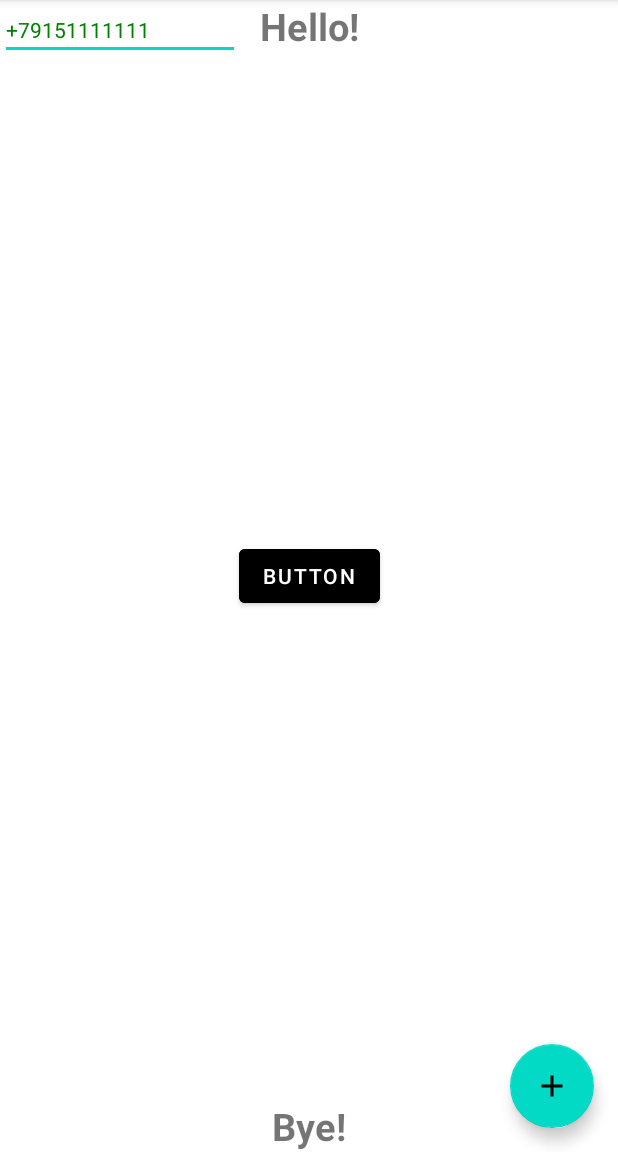
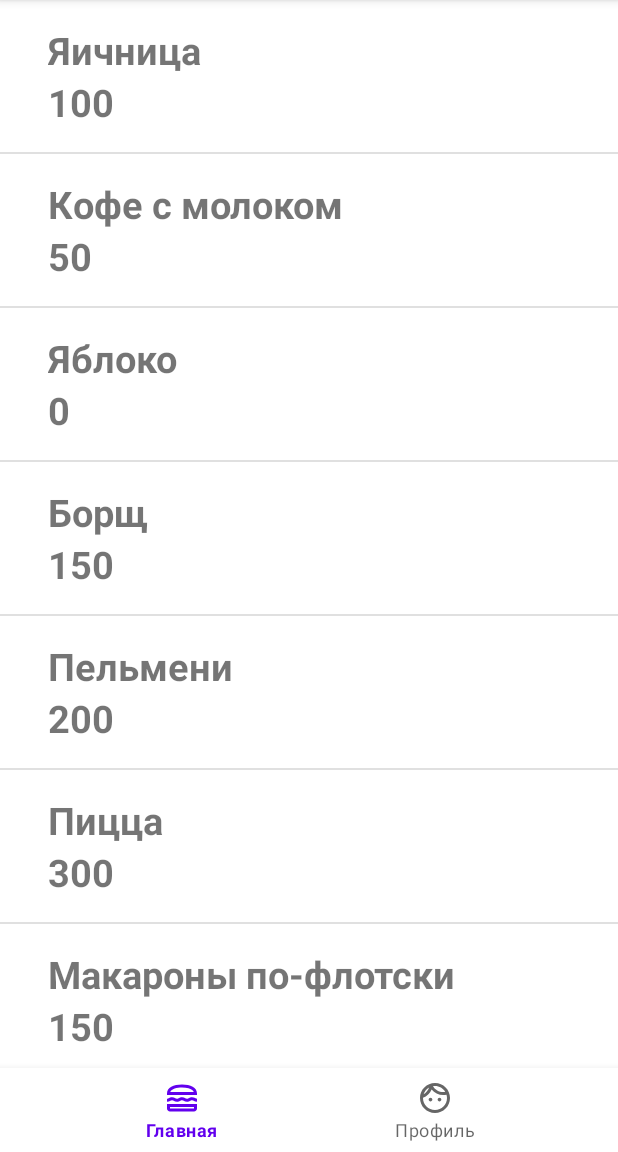
Before and after one commit to dsplushka/healthyvess, an Android app: the screen it shows after launch (MainActivity), on a phone screen of 412 x 824 dp, the part 84-1236 px from its top. Run offline under Robolectric (Android 15) with nearby library versions, the phone set to English and light mode, and no system bars.

Commit message:
final project

```diff
--- a/app/build.gradle
+++ b/app/build.gradle
@@ -1,6 +1,7 @@
 plugins {
     id 'com.android.application'
     id 'kotlin-android'
+    id 'kotlin-android-extensions'
 }
 
 android {
@@ -37,6 +38,8 @@ dependencies {
     implementation 'androidx.appcompat:appcompat:1.4.0'
     implementation 'com.google.android.material:material:1.4.0'
     implementation 'androidx.constraintlayout:constraintlayout:2.1.2'
+    implementation 'androidx.legacy:legacy-support-v4:1.0.0'
+    implementation 'androidx.fragment:fragment-ktx:1.0.0'
     testImplementation 'junit:junit:4.+'
     androidTestImplementation 'androidx.test.ext:junit:1.1.3'
     androidTestImplementation 'androidx.test.espresso:espresso-core:3.4.0'
--- /dev/null
+++ b/app/src/main/java/com/darushina/healthyvess/ListAdapter.kt
@@ -0,0 +1,43 @@
+package com.darushina.healthyvess
+
+import android.view.LayoutInflater
+import android.view.ViewGroup
+import android.widget.TextView
+import androidx.recyclerview.widget.RecyclerView
+
+class ListAdapter(private val mealList: List<Meal>) : RecyclerView.Adapter<MealViewHolder>() {
+
+    override fun onCreateViewHolder(parent: ViewGroup, viewType: Int): MealViewHolder {
+        val inflater = LayoutInflater.from(parent.context)
+        return MealViewHolder(inflater, parent)
+    }
+
+    override fun onBindViewHolder(holder: MealViewHolder, position: Int) {
+        val meal: Meal = mealList[position]
+        holder.bind(meal)
+
+    }
+
+    override fun getItemCount(): Int = mealList.size
+
+}
+
+class MealViewHolder(inflater: LayoutInflater, parent: ViewGroup) :
+    RecyclerView.ViewHolder(inflater.inflate(R.layout.list_item, parent, false)) {
+    private var mTitleView: TextView? = null
+    private var mCholesterolView: TextView? = null
+
+
+    init {
+        mTitleView = itemView.findViewById(R.id.list_title)
+        mCholesterolView = itemView.findViewById(R.id.list_cholesterol)
+    }
+
+    fun bind(meal: Meal) {
+        mTitleView?.text = meal.title
+        mCholesterolView?.text = meal.cholesterol.toString()
+
+
+    }
+
+}
--- a/app/src/main/java/com/darushina/healthyvess/MainActivity.kt
+++ b/app/src/main/java/com/darushina/healthyvess/MainActivity.kt
@@ -1,45 +1,55 @@
 package com.darushina.healthyvess
 
+import android.os.Bundle
+import android.os.PersistableBundle
+import android.view.LayoutInflater
+import android.view.ViewGroup
+import android.widget.TextView
 import androidx.appcompat.app.AppCompatActivity
-import android.os.Bundle
-import android.util.Log
+import androidx.fragment.app.Fragment
+import androidx.recyclerview.widget.RecyclerView
+import com.google.android.material.bottomnavigation.BottomNavigationView
 
-const val TAG = "MainActivity"
+private const val LAST_SCREEN = "screen"
 
 class MainActivity : AppCompatActivity() {
+
+    lateinit var bottomNavigationMenu:BottomNavigationView
+
     override fun onCreate(savedInstanceState: Bundle?) {
         super.onCreate(savedInstanceState)
         setContentView(R.layout.activity_main)
-        Log.d(TAG, "Ты видел деву на скале\n" +
-                "В одежде белой над волнами")
+        bottomNavigationMenu = findViewById(R.id.bottom_navigation_menu)
+
+        bottomNavigationMenu.setOnItemSelectedListener { item ->
+            var fragment: Fragment? = null
+            when (item.itemId) {
+                R.id.home -> {
+                    fragment=MainFragment()
+                }
+                R.id.user -> {
+                    fragment=UserFragment()
+                }
+            }
+            replaceFragment(fragment!!)
+
+            true
+        }
+        bottomNavigationMenu.selectedItemId = savedInstanceState?.getInt(LAST_SCREEN) ?: R.id.home
     }
-    override fun onStart() {
-        super.onStart()
-        Log.d(TAG, "Когда, бушуя в бурной мгле,\n" +
-                "Играло море с берегами,")
+
+    override fun onSaveInstanceState(outState: Bundle) {
+        super.onSaveInstanceState(outState)
+        outState.putInt(LAST_SCREEN, bottomNavigationMenu.selectedItemId)
     }
-    override fun onResume() {
-        super.onResume()
-        Log.d(TAG, "Когда луч молний озарял\n" +
-                "Ее всечасно блеском алым")
-    }
-    override fun onPause() {
-        super.onPause()
-        Log.d(TAG, "И ветер бился и летал\n" +
-                "С ее летучим покрывалом?")
-    }
-    override fun onStop() {
-        super.onStop()
-        Log.d(TAG, "Прекрасно море в бурной мгле\n" +
-                "И небо в блесках без лазури;")
-    }
-    override fun onRestart() {
-        super.onRestart()
+
+    fun replaceFragment(fragment: Fragment) {
+        supportFragmentManager
+            .beginTransaction()
+            .replace(R.id.fragment_container, fragment)
+            .addToBackStack(fragment.tag)
+            .commit()
 
     }
-    override fun onDestroy() {
-        super.onDestroy()
-        Log.d(TAG, "Но верь мне: дева на скале\n" +
-                "Прекрасней волн, небес и бури.")
-    }
+
 }
--- /dev/null
+++ b/app/src/main/java/com/darushina/healthyvess/MainFragment.kt
@@ -0,0 +1,62 @@
+package com.darushina.healthyvess
+
+import android.os.Bundle
+import androidx.appcompat.app.AppCompatActivity
+import androidx.recyclerview.widget.DividerItemDecoration
+import androidx.fragment.app.Fragment
+import android.view.LayoutInflater
+import android.view.View
+import android.view.ViewGroup
+import android.widget.TextView
+import androidx.recyclerview.widget.LinearLayoutManager
+import androidx.recyclerview.widget.RecyclerView
+import kotlinx.android.synthetic.main.activity_main.*
+import kotlinx.android.synthetic.main.fragment_main.*
+import kotlinx.android.synthetic.main.list_item.*
+
+data class Meal(val title: String, val cholesterol: Int)
+
+class MainFragment : Fragment() {
+
+    private val mealList = listOf(
+        Meal("Яичница", 100),
+        Meal("Кофе с молоком", 50),
+        Meal("Яблоко", 0),
+        Meal("Борщ", 150),
+        Meal("Пельмени", 200),
+        Meal("Пицца", 300),
+        Meal("Макароны по-флотски", 150),
+        Meal("Чай", 0),
+        Meal("Гречка отварная", 0),
+        Meal("Суп рассольник", 150),
+        Meal("Запеченая курица", 300),
+        Meal("Свинина тушеная", 300),
+        Meal("Капуста тушеная", 50),
+        Meal("Хек паровой", 50),
+        Meal("Кисель ягодный", 0),
+        Meal("Хлеб черный", 10)
+    )
+
+    lateinit var userRecyclerView: RecyclerView
+
+    override fun onCreateView(
+        inflater: LayoutInflater, container: ViewGroup?,
+        savedInstanceState: Bundle?
+    ): View? {
+        val view = inflater.inflate(R.layout.fragment_main, container, false)
+
+        userRecyclerView = view.findViewById(R.id.list_recycler_view)
+        userRecyclerView.layoutManager =
+            LinearLayoutManager(context, LinearLayoutManager.VERTICAL, false)
+        userRecyclerView.adapter = ListAdapter(mealList)
+        userRecyclerView.addItemDecoration(
+            DividerItemDecoration(
+                context,
+                DividerItemDecoration.VERTICAL
+            )
+        )
+
+        return view
+    }
+
+}
--- /dev/null
+++ b/app/src/main/java/com/darushina/healthyvess/OnClick.kt
@@ -0,0 +1,5 @@
+package com.darushina.healthyvess
+
+interface OnClick {
+    fun onClicked(tag : String)
+}
--- /dev/null
+++ b/app/src/main/java/com/darushina/healthyvess/UserFragment.kt
@@ -0,0 +1,34 @@
+package com.darushina.healthyvess
+
+import android.content.Intent
+import android.net.Uri
+import android.os.Bundle
+import androidx.fragment.app.Fragment
+import android.view.LayoutInflater
+import android.view.View
+import android.view.ViewGroup
+import android.widget.Button
+
+class UserFragment : Fragment() {
+
+    lateinit var showWebSiteButton: Button
+
+    override fun onCreateView(
+        inflater: LayoutInflater, container: ViewGroup?,
+        savedInstanceState: Bundle?
+    ): View? {
+        val view = inflater.inflate(R.layout.fragment_user, container, false)
+
+        showWebSiteButton = view.findViewById(R.id.show_web_site_button)
+
+        showWebSiteButton.setOnClickListener {
+            val link =
+                Uri.parse("https://ru.wikipedia.org/wiki/%D0%90%D1%82%D0%B5%D1%80%D0%BE%D1%81%D0%BA%D0%BB%D0%B5%D1%80%D0%BE%D0%B7")
+            val intent = Intent(Intent.ACTION_VIEW, link)
+            context?.startActivity(intent)
+        }
+
+        return view
+    }
+
+}
--- a/app/src/main/res/drawable-v24/plus_icon.xml
+++ /dev/null
@@ -1,10 +0,0 @@
-<vector xmlns:android="http://schemas.android.com/apk/res/android"
-    android:width="24dp"
-    android:height="24dp"
-    android:viewportWidth="24"
-    android:viewportHeight="24"
-    android:tint="?attr/colorControlNormal">
-  <path
-      android:fillColor="@android:color/white"
-      android:pathData="M19,13h-6v6h-2v-6H5v-2h6V5h2v6h6v2z"/>
-</vector>
--- /dev/null
+++ b/app/src/main/res/drawable/ic_face_black_24dp.xml
@@ -0,0 +1,9 @@
+<vector xmlns:android="http://schemas.android.com/apk/res/android"
+    android:width="24dp"
+    android:height="24dp"
+    android:viewportWidth="24"
+    android:viewportHeight="24">
+    <path
+        android:fillColor="#000000"
+        android:pathData="M10.25,13c0,0.69 -0.56,1.25 -1.25,1.25S7.75,13.69 7.75,13s0.56,-1.25 1.25,-1.25 1.25,0.56 1.25,1.25zM15,11.75c-0.69,0 -1.25,0.56 -1.25,1.25s0.56,1.25 1.25,1.25 1.25,-0.56 1.25,-1.25 -0.56,-1.25 -1.25,-1.25zM22,12c0,5.52 -4.48,10 -10,10S2,17.52 2,12 6.48,2 12,2s10,4.48 10,10zM10.66,4.12C12.06,6.44 14.6,8 17.5,8c0.46,0 0.91,-0.05 1.34,-0.12C17.44,5.56 14.9,4 12,4c-0.46,0 -0.91,0.05 -1.34,0.12zM4.42,9.47c1.71,-0.97 3.03,-2.55 3.66,-4.44C6.37,6 5.05,7.58 4.42,9.47zM20,12c0,-0.78 -0.12,-1.53 -0.33,-2.24 -0.7,0.15 -1.42,0.24 -2.17,0.24 -3.13,0 -5.92,-1.44 -7.76,-3.69C8.69,8.87 6.6,10.88 4,11.86c0.01,0.04 0,0.09 0,0.14 0,4.41 3.59,8 8,8s8,-3.59 8,-8z" />
+</vector>
--- /dev/null
+++ b/app/src/main/res/drawable/ic_lunch_dining_black_24dp.xml
@@ -0,0 +1,15 @@
+<vector xmlns:android="http://schemas.android.com/apk/res/android"
+    android:width="24dp"
+    android:height="24dp"
+    android:viewportWidth="24"
+    android:viewportHeight="24">
+    <path
+        android:fillColor="#000000"
+        android:pathData="M2,19c0,1.1 0.9,2 2,2h16c1.1,0 2,-0.9 2,-2v-3H2V19zM4,18h16v1H4V18z" />
+    <path
+        android:fillColor="#000000"
+        android:pathData="M18.66,11.5c-1.95,0 -2.09,1 -3.33,1c-1.19,0 -1.42,-1 -3.33,-1c-1.95,0 -2.09,1 -3.33,1c-1.19,0 -1.42,-1 -3.33,-1c-1.95,0 -2.09,1 -3.33,1v2c1.9,0 2.17,-1 3.35,-1c1.19,0 1.42,1 3.33,1c1.95,0 2.09,-1 3.33,-1c1.19,0 1.42,1 3.33,1c1.95,0 2.09,-1 3.33,-1c1.19,0 1.4,0.98 3.32,1l-0.01,-1.98C20.38,12.19 20.37,11.5 18.66,11.5z" />
+    <path
+        android:fillColor="#000000"
+        android:pathData="M22,9c0.02,-4 -4.28,-6 -10,-6C6.29,3 2,5 2,9v1h20L22,9L22,9zM4.18,8C5.01,5.81 8.61,5 12,5c3.31,0 5.93,0.73 7.19,1.99C19.49,7.3 19.71,7.63 19.84,8H4.18z" />
+</vector>
--- a/app/src/main/res/layout/activity_main.xml
+++ b/app/src/main/res/layout/activity_main.xml
@@ -6,55 +6,19 @@
     android:layout_height="match_parent"
     tools:context=".MainActivity">
 
-    <Button
-        android:id="@+id/center_button"
-        style="@style/Theme.HealthyVess.Button"
-        android:layout_width="wrap_content"
-        android:layout_height="wrap_content"
-        android:text="@string/center_button"
-        app:layout_constraintBottom_toBottomOf="parent"
-        app:layout_constraintEnd_toEndOf="parent"
-        app:layout_constraintStart_toStartOf="parent"
+    <androidx.fragment.app.FragmentContainerView
+        android:id="@+id/fragment_container"
+        android:layout_width="match_parent"
+        android:layout_height="0dp"
+        app:layout_constraintBottom_toTopOf="@id/bottom_navigation_menu"
         app:layout_constraintTop_toTopOf="parent" />
 
+    <com.google.android.material.bottomnavigation.BottomNavigationView
+        android:id="@+id/bottom_navigation_menu"
+        android:layout_width="match_parent"
+        android:layout_height="wrap_content"
+        app:layout_constraintBottom_toBottomOf="parent"
+        app:menu="@menu/bottom_menu" />
 
-    <TextView
-        android:id="@+id/first_text"
-        android:layout_width="wrap_content"
-        android:layout_height="wrap_content"
-        android:text="@string/first_text"
-        app:layout_constraintTop_toTopOf="parent"
-        app:layout_constraintStart_toStartOf="parent"
-        app:layout_constraintEnd_toEndOf="parent" />
-
-    <TextView
-        android:id="@+id/last_text"
-        android:layout_width="wrap_content"
-        android:layout_height="wrap_content"
-        android:text="@string/last_text"
-        app:layout_constraintBottom_toBottomOf="parent"
-        app:layout_constraintStart_toStartOf="parent"
-        app:layout_constraintEnd_toEndOf="parent" />
-
-    <com.google.android.material.floatingactionbutton.FloatingActionButton
-        android:id="@+id/plus_button"
-        android:layout_width="wrap_content"
-        android:layout_height="wrap_content"
-        android:layout_margin="16dp"
-        app:layout_constraintBottom_toBottomOf="parent"
-        app:layout_constraintEnd_toEndOf="parent"
-        app:srcCompat="@drawable/plus_icon"
-        tools:ignore="SpeakableTextPresentCheck" />
-
-    <EditText
-        android:id="@+id/editTextPhone"
-        style="@style/Theme.HealthyVess.Phone"
-        android:layout_width="wrap_content"
-        android:layout_height="wrap_content"
-        android:ems="10"
-        android:inputType="phone"
-        android:text="@string/phone"
-        app:layout_constraintTop_toTopOf="parent"
-        app:layout_constraintStart_toStartOf="parent" />
 
 </androidx.constraintlayout.widget.ConstraintLayout>
--- /dev/null
+++ b/app/src/main/res/layout/fragment_main.xml
@@ -0,0 +1,15 @@
+<?xml version="1.0" encoding="utf-8"?>
+<FrameLayout xmlns:android="http://schemas.android.com/apk/res/android"
+    xmlns:tools="http://schemas.android.com/tools"
+    android:layout_width="match_parent"
+    android:layout_height="match_parent"
+    tools:context=".MainFragment">
+
+    <androidx.recyclerview.widget.RecyclerView
+        android:id="@+id/list_recycler_view"
+        android:layout_width="match_parent"
+        android:layout_height="match_parent">
+
+    </androidx.recyclerview.widget.RecyclerView>
+
+</FrameLayout>
--- /dev/null
+++ b/app/src/main/res/layout/fragment_user.xml
@@ -0,0 +1,15 @@
+<?xml version="1.0" encoding="utf-8"?>
+<FrameLayout xmlns:android="http://schemas.android.com/apk/res/android"
+    xmlns:tools="http://schemas.android.com/tools"
+    android:layout_width="match_parent"
+    android:layout_height="match_parent"
+    tools:context=".UserFragment">
+
+    <Button
+        android:id="@+id/show_web_site_button"
+        android:layout_width="wrap_content"
+        android:layout_height="wrap_content"
+        android:layout_gravity="center"
+        android:text="@string/just_see_our_website" />
+
+</FrameLayout>
--- /dev/null
+++ b/app/src/main/res/layout/list_item.xml
@@ -0,0 +1,25 @@
+<?xml version="1.0" encoding="utf-8"?>
+<LinearLayout xmlns:android="http://schemas.android.com/apk/res/android"
+    android:layout_width="match_parent"
+    android:layout_height="wrap_content"
+    android:layout_gravity="center_horizontal"
+    android:orientation="vertical"
+    android:padding="16dp">
+
+    <TextView
+        android:id="@+id/list_title"
+        android:layout_width="wrap_content"
+        android:layout_height="wrap_content"
+        android:layout_gravity="start"
+        android:paddingStart="16dp"
+        android:text="@string/title"
+        android:textStyle="bold" />
+
+    <TextView
+        android:id="@+id/list_cholesterol"
+        android:layout_width="wrap_content"
+        android:layout_height="wrap_content"
+        android:layout_gravity="start"
+        android:paddingStart="16dp"
+        android:text="@string/cholesterol" />
+</LinearLayout>
--- /dev/null
+++ b/app/src/main/res/menu/bottom_menu.xml
@@ -0,0 +1,13 @@
+<?xml version="1.0" encoding="utf-8"?>
+<menu xmlns:android="http://schemas.android.com/apk/res/android">
+    <item
+        android:id="@+id/home"
+        android:enabled="true"
+        android:icon="@drawable/ic_lunch_dining_black_24dp"
+        android:title="@string/home"/>
+    <item
+        android:id="@+id/user"
+        android:enabled="true"
+        android:icon="@drawable/ic_face_black_24dp"
+        android:title="@string/profile"/>
+</menu>
--- a/app/src/main/res/values/strings.xml
+++ b/app/src/main/res/values/strings.xml
@@ -1,7 +1,12 @@
 <resources>
     <string name="app_name">HealthyVess</string>
-    <string name="first_text">Hello!</string>
-    <string name="last_text">Bye!</string>
-    <string name="center_button">Button</string>
-    <string name="phone">+79151111111</string>
+    <string name="profile">Профиль</string>
+    <string name="home">Главная</string>
+    <!-- TODO: Remove or change this placeholder text -->
+    <string name="hello_blank_fragment">Hello blank fragment</string>
+    <string name="homefr">Тут будет выбор блюд</string>
+    <string name="user">Тут будет профиль пользователя</string>
+    <string name="title">title</string>
+    <string name="just_see_our_website">Узнать больше про атеросклероз</string>
+    <string name="cholesterol">cholesterol</string>
 </resources>
```
